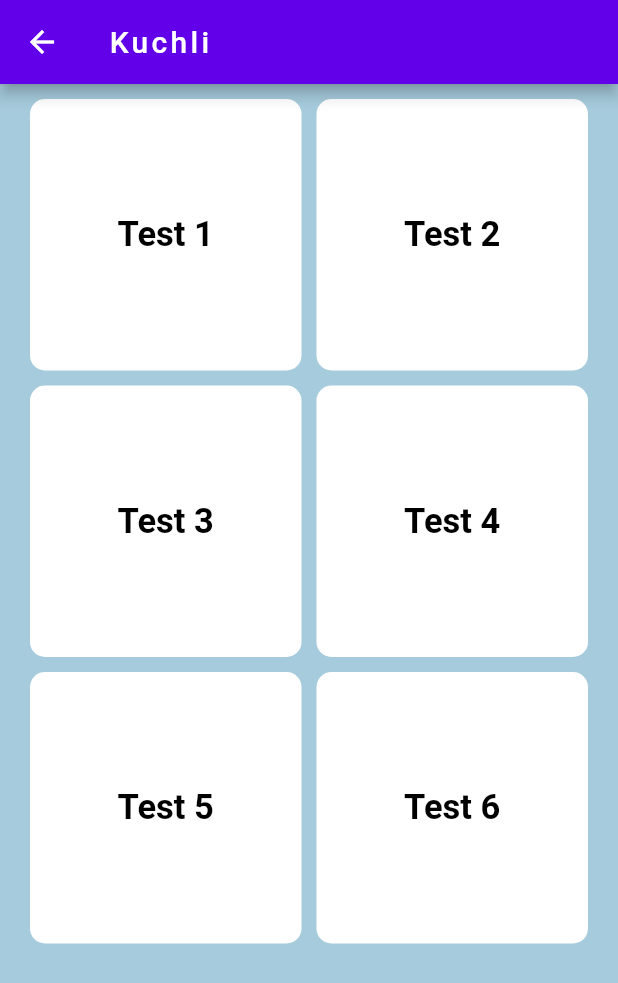
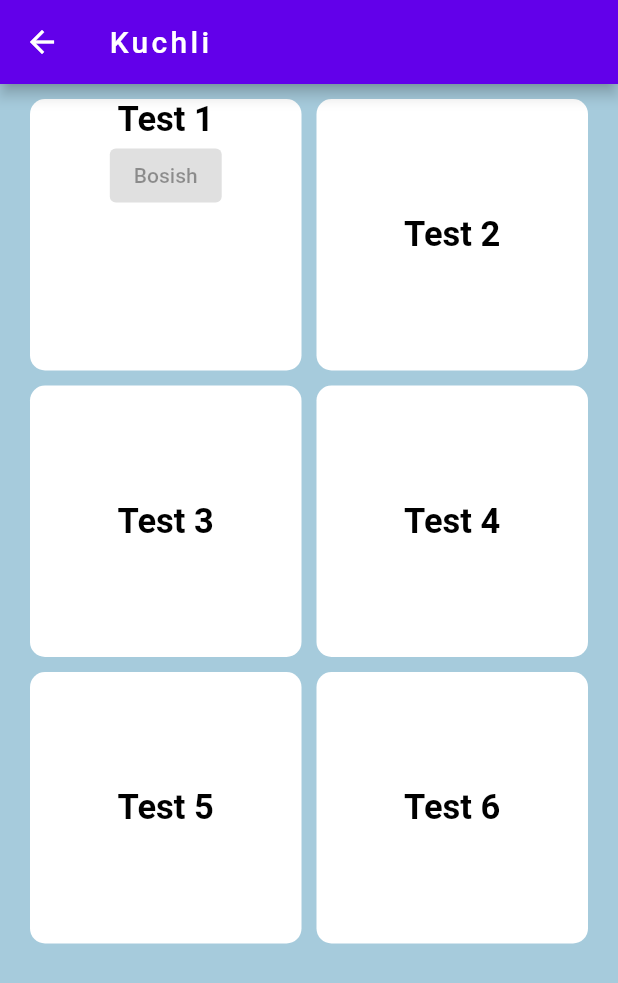
Before and after one commit to sheraliyusupov/quizapp, a Flutter app: the JavaKuchliPage screen opened directly, on a phone screen of 412 x 824 dp. Shown: the top 983 px of the screen. Run offline on Flutter 3.47's test engine with Material 2 defaults, Android fonts, the phone set to English and light mode, and no system bars.

Commit message:
initial commit

```diff
--- a/lib/JavaPage/javakuchli.dart
+++ b/lib/JavaPage/javakuchli.dart
@@ -32,12 +32,17 @@ class _JavaKuchliPageState extends State<JavaKuchliPage> {
                 color: Colors.white,
               ),
               alignment: Alignment.center,
-              child: Text(
-                "Test 1",
-                style: TextStyle(
-                    fontSize: 23,
-                    color: Colors.black,
-                    fontWeight: FontWeight.bold),
+              child: Column(
+                children: [
+                  Text(
+                    "Test 1",
+                    style: TextStyle(
+                        fontSize: 23,
+                        color: Colors.black,
+                        fontWeight: FontWeight.bold),
+                  ),
+                  ElevatedButton(onPressed: null, child: Text("Bosish"))
+                ],
               ),
             ),
             Container(
```
